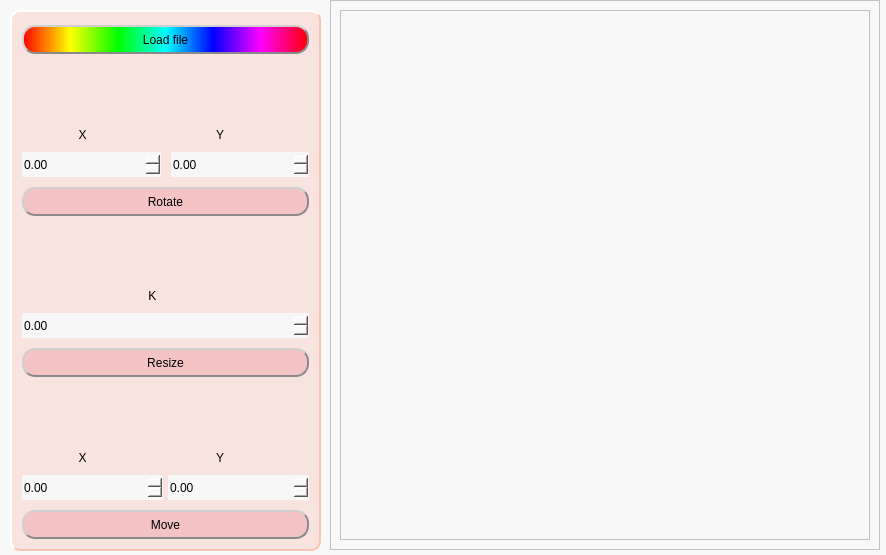
Above: uis/mainwindow.ui from yletamitlu/modelViewer before the change. Below: the same form after it.
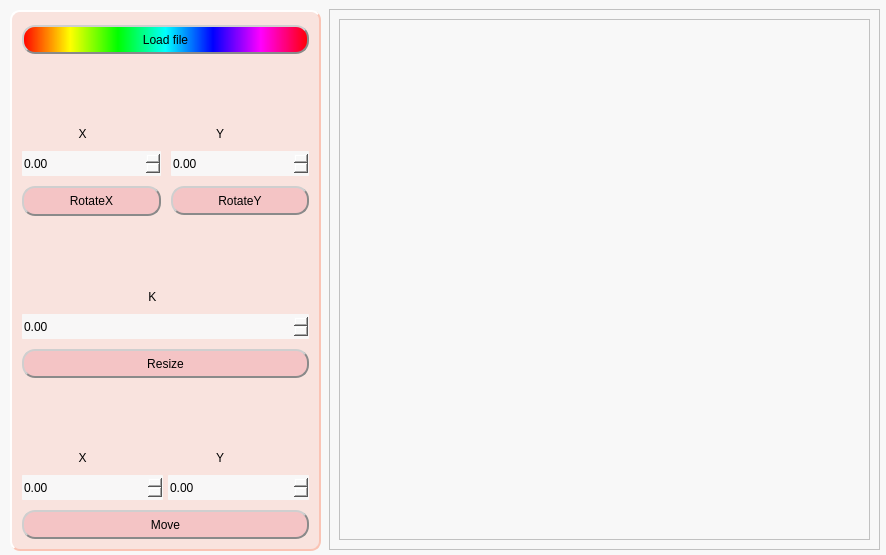
That is the form after the change. Icons and pictures are not drawn.

Commit message: scale rotate

What changed in the file:
```diff
--- a/uis/mainwindow.ui
+++ b/uis/mainwindow.ui
@@ -22,10 +22,10 @@
    <widget class="QFrame" name="frame">
     <property name="geometry">
      <rect>
-      <x>330</x>
-      <y>0</y>
-      <width>550</width>
-      <height>550</height>
+      <x>329</x>
+      <y>9</y>
+      <width>551</width>
+      <height>541</height>
      </rect>
     </property>
     <property name="frameShape">
@@ -138,7 +138,7 @@
     <property name="title">
      <string/>
     </property>
-    <layout class="QVBoxLayout" name="verticalLayout" stretch="2,0,0,1,2,0,0,1,2,0,0,1,2">
+    <layout class="QVBoxLayout" name="verticalLayout" stretch="2,0,0,1,0,0,0,1,2,0,0,1,2">
      <property name="spacing">
       <number>10</number>
      </property>
@@ -197,11 +197,28 @@
       </layout>
      </item>
      <item>
-      <widget class="QPushButton" name="btnRotate">
-       <property name="text">
-        <string>Rotate</string>
-       </property>
-      </widget>
+      <layout class="QHBoxLayout" name="horizontalLayout_4">
+       <item>
+        <widget class="QPushButton" name="btnRotateX">
+         <property name="minimumSize">
+          <size>
+           <width>0</width>
+           <height>30</height>
+          </size>
+         </property>
+         <property name="text">
+          <string>RotateX</string>
+         </property>
+        </widget>
+       </item>
+       <item>
+        <widget class="QPushButton" name="btnRotateY">
+         <property name="text">
+          <string>RotateY</string>
+         </property>
+        </widget>
+       </item>
+      </layout>
      </item>
      <item>
       <spacer name="verticalSpacer_3">
```
Left out of the diff: 18 changed lines with no effect on the pictures. The commit also changes 6 other files.
